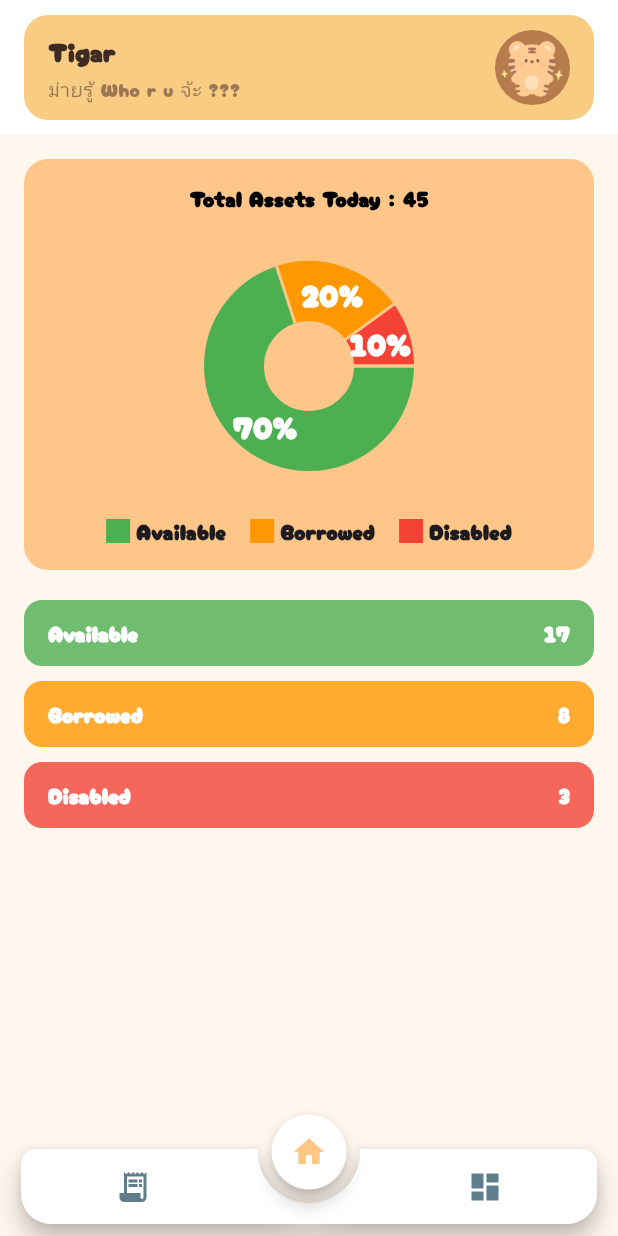
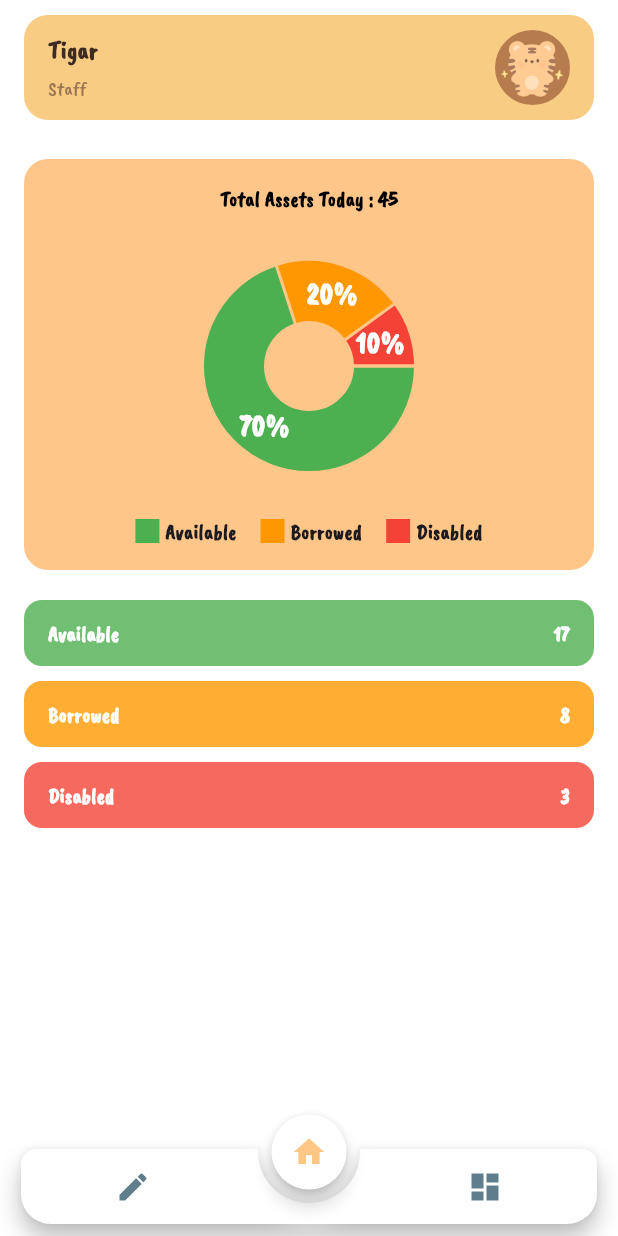
Before and after one commit to kimmysoybad404/project_mobile, a Flutter app: the screen it shows after launch, swiped to page 3, on a phone screen of 412 x 824 dp. Run offline on Flutter 3.47's test engine with Material 3 defaults, Android fonts, the phone set to English and light mode, and no system bars; drawn by our look-alikes of animated_notch_bottom_bar, fl_chart.

Commit message:
Complete : Change FontTheme

```diff
--- a/lib/Borrower/dashboard_page.dart
+++ b/lib/Borrower/dashboard_page.dart
@@ -12,7 +12,7 @@ class _DashboardPageState extends State<DashboardPage> {
   @override
   Widget build(BuildContext context) {
     return Scaffold(
-      backgroundColor: const Color(0xFFFFF7EE),
+      backgroundColor: Colors.white,
       body: SafeArea(
         child: SingleChildScrollView(
           padding: const EdgeInsets.all(16),
@@ -20,7 +20,6 @@ class _DashboardPageState extends State<DashboardPage> {
             crossAxisAlignment: CrossAxisAlignment.center,
             children: [
               // 🟧 Header Row (Box + Avatar)
-
 
               // 🟧 Pie Chart Section
               Container(
@@ -65,7 +64,8 @@ class _DashboardPageState extends State<DashboardPage> {
                               titleStyle: const TextStyle(
                                 color: Colors.white,
                                 fontWeight: FontWeight.bold,
-                                fontSize: 20),
+                                fontSize: 20,
+                              ),
                             ),
                             PieChartSectionData(
                               color: Colors.red,
@@ -74,7 +74,8 @@ class _DashboardPageState extends State<DashboardPage> {
                               titleStyle: const TextStyle(
                                 color: Colors.white,
                                 fontWeight: FontWeight.bold,
-                                fontSize: 20),
+                                fontSize: 20,
+                              ),
                             ),
                           ],
                         ),
@@ -121,10 +122,7 @@ class _DashboardPageState extends State<DashboardPage> {
       children: [
         Container(width: 16, height: 16, color: color),
         const SizedBox(width: 4),
-        Text(
-          label,
-          style: const TextStyle(fontWeight: FontWeight.bold),
-        ),
+        Text(label, style: const TextStyle(fontWeight: FontWeight.bold)),
       ],
     );
   }
--- a/lib/Borrower/request_page.dart
+++ b/lib/Borrower/request_page.dart
@@ -1,22 +1,6 @@
 import 'package:flutter/material.dart';
 import 'package:intl/intl.dart';
 
-void main() {
-  runApp(const MyApp());
-}
-
-class MyApp extends StatelessWidget {
-  const MyApp({super.key});
-
-  @override
-  Widget build(BuildContext context) {
-    return MaterialApp(
-      debugShowCheckedModeBanner: false,
-      title: 'Device Borrowing App',
-      home: const RequestPage(),
-    );
-  }
-}
 
 class RequestPage extends StatefulWidget {
   const RequestPage({super.key});
--- a/lib/BottomBar.dart
+++ b/lib/BottomBar.dart
@@ -3,7 +3,13 @@ import 'package:animated_notch_bottom_bar/animated_notch_bottom_bar/animated_not
 import 'package:project_mobile/Borrower/dashboard_page.dart';
 import 'package:project_mobile/Borrower/home_page.dart';
 import 'package:project_mobile/Borrower/request_page.dart' as requestborrower;
+import 'package:project_mobile/Lender/home_page.dart';
 import 'package:project_mobile/Lender/request_page.dart' as requestlender;
+import 'package:project_mobile/Staff/home_page.dart';
+
+//1 = User, 2 = Lender, 3 = Staff
+
+int role = 3;
 
 class AppBarNaja extends StatelessWidget implements PreferredSizeWidget {
   const AppBarNaja({super.key});
@@ -98,7 +104,6 @@ class BottomBar extends StatefulWidget {
 
 class _BottomBarState extends State<BottomBar> {
   // 1 = borrower, 2 = Lender, 3 = Staff
-  int role = 2;
   final PageController _pageController = PageController(initialPage: 1);
   final NotchBottomBarController _controller = NotchBottomBarController(
     index: 1,
@@ -116,13 +121,21 @@ class _BottomBarState extends State<BottomBar> {
   List<Widget> CheckRole() {
     switch (role) {
       case 1:
-        return [const Scaffold(), const HomeBorrower(), const DashboardPage()];
+        return [
+          const requestborrower.RequestPage(),
+          const HomeBorrower(),
+          const DashboardPage(),
+        ];
       case 2:
-        return [requestlender.RequestPage(), const Scaffold(), const DashboardPage()];
+        return [
+          requestlender.RequestPage(),
+          const Homelender(),
+          const DashboardPage(),
+        ];
       case 3:
         return [const Scaffold(), const HomeStaff(), const DashboardPage()];
       default:
-        return [const DashboardPage()];
+        return [Scaffold()];
     }
   }
 
--- a/lib/Lender/request_page.dart
+++ b/lib/Lender/request_page.dart
@@ -1,21 +1,5 @@
 import 'package:flutter/material.dart';
 
-void main() {
-  runApp(const MyApp());
-}
-
-class MyApp extends StatelessWidget {
-  const MyApp({super.key});
-
-  @override
-  Widget build(BuildContext context) {
-    return MaterialApp(
-      debugShowCheckedModeBanner: false,
-      title: 'Device Borrowing App',
-      home: const RequestPage(),
-    );
-  }
-}
 
 class RequestPage extends StatefulWidget {
   const RequestPage({super.key});
--- a/lib/main.dart
+++ b/lib/main.dart
@@ -14,8 +14,9 @@ class MyApp extends StatelessWidget {
     return MaterialApp(
       debugShowCheckedModeBanner: false,
       theme: ThemeData(
+        textTheme: TextTheme(headlineLarge: TextStyle(letterSpacing: 10)),
         primarySwatch: Colors.blue,
-        fontFamily: 'Cherry Bomb One',
+        fontFamily: 'Chewy',
       ),
       home: BottomBar(),
     );
--- a/pubspec.yaml
+++ b/pubspec.yaml
@@ -80,9 +80,9 @@ flutter:
   # list giving the asset and other descriptors for the font. For
   # example:
   fonts:
-   - family: Cherry Bomb One
+   - family: Chewy
      fonts:
-     - asset: assets/fonts/CherryBombOne-Regular.ttf
+     - asset: assets/fonts/CaveatBrush-Regular.ttf
   #       - asset: fonts/Schyler-Italic.ttf
   #         style: italic
   #   - family: Trajan Pro
```
Also changed, not shown: assets/fonts/BBHSansBogle-Regular.ttf (added), assets/fonts/CaveatBrush-Regular.ttf (added), assets/fonts/Chewy-Regular.ttf (added), assets/fonts/Chicle-Regular.ttf (added), assets/fonts/Oswald-Light.ttf (added), assets/fonts/Oswald-SemiBold.ttf (added).
